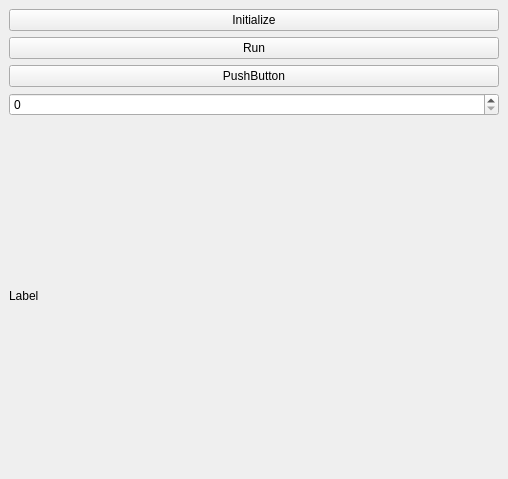
Old version of the form RoVi-finalProject/SamplePluginPA10/src/SamplePlugin.ui in the repository Javakin/7.semester.
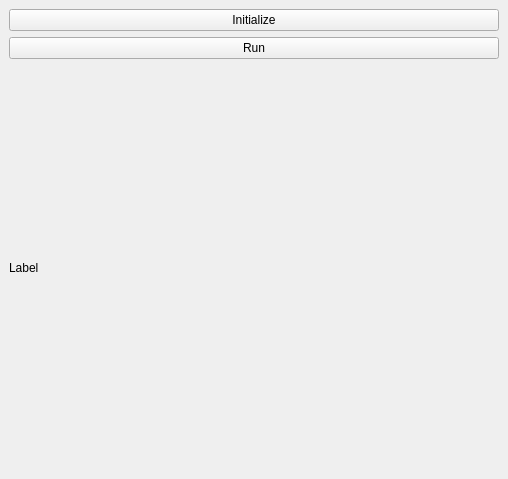
New version of the form.

```diff
--- a/RoVi-finalProject/SamplePluginPA10/src/SamplePlugin.ui
+++ b/RoVi-finalProject/SamplePluginPA10/src/SamplePlugin.ui
@@ -31,16 +31,6 @@
         </property>
        </widget>
       </item>
-      <item>
-       <widget class="QPushButton" name="pushButton">
-        <property name="text">
-         <string>PushButton</string>
-        </property>
-       </widget>
-      </item>
-      <item>
-       <widget class="QSpinBox" name="_spinBox"/>
-      </item>
       <item>
        <widget class="QLabel" name="_label">
         <property name="text">
```
